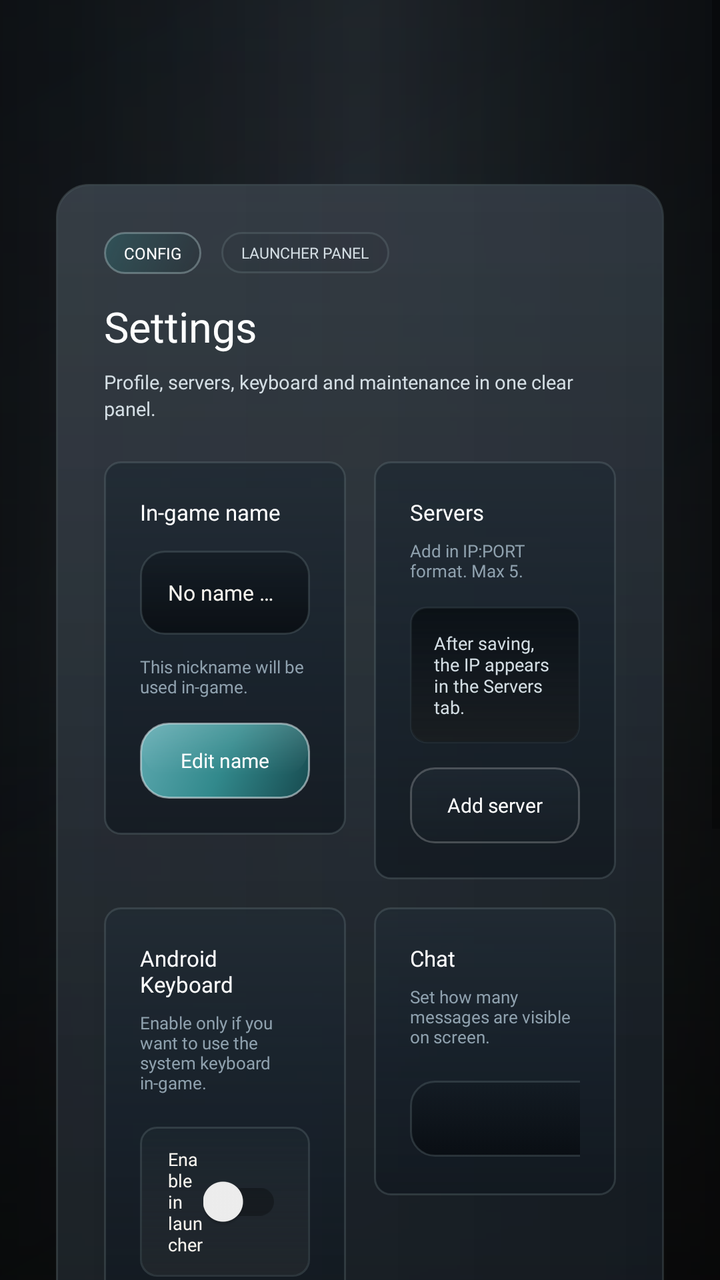
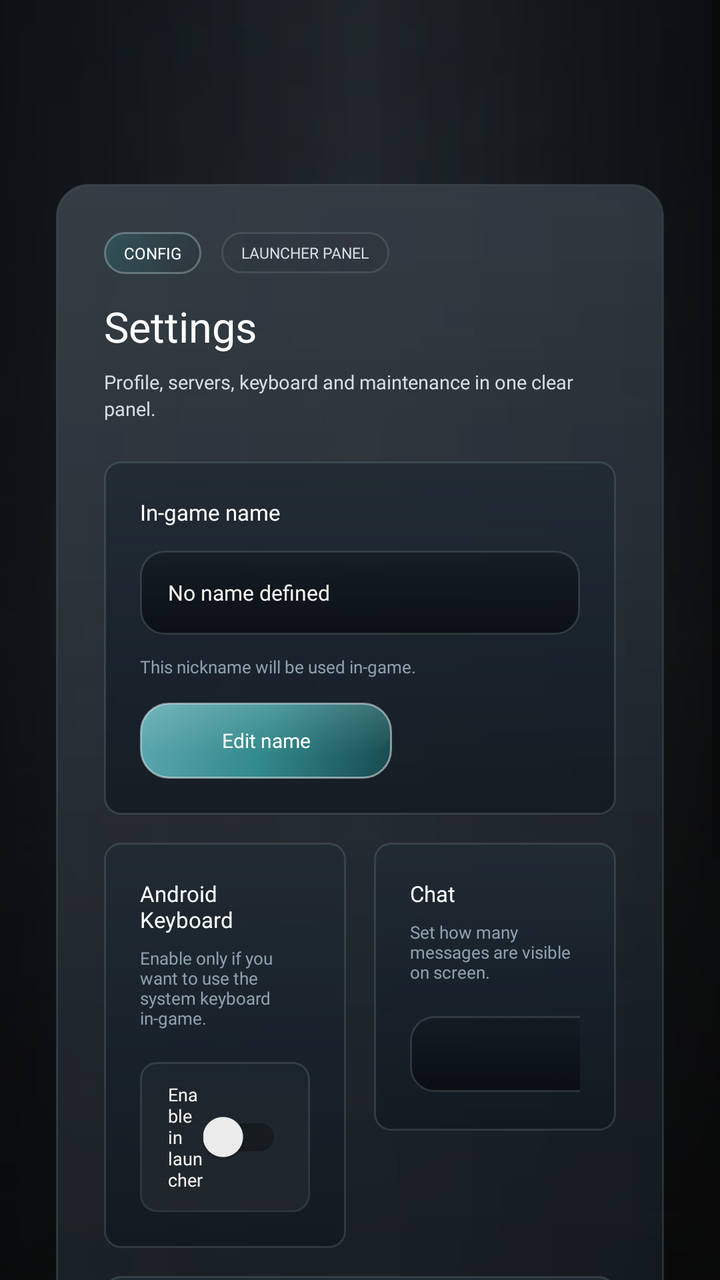

An Android layout rendered at two revisions. The XML below is the earlier revision; the diff shows what the commit changed to produce the second picture.
<!-- AndroidManifest.xml: application theme Theme.AppCompat.Light.NoActionBar.FullScreen -->
<!-- res/layout/fragment_settings.xml -->
<?xml version="1.0" encoding="utf-8"?>
<FrameLayout xmlns:android="http://schemas.android.com/apk/res/android"
    android:layout_width="match_parent"
    android:layout_height="match_parent">

    <View
        android:layout_width="match_parent"
        android:layout_height="match_parent"
        android:background="@drawable/home_overlay" />

    <ScrollView
        android:layout_width="match_parent"
        android:layout_height="match_parent"
        android:fillViewport="true">

        <LinearLayout
            android:layout_width="match_parent"
            android:layout_height="wrap_content"
            android:gravity="center_horizontal"
            android:orientation="vertical"
            android:paddingStart="28dp"
            android:paddingTop="92dp"
            android:paddingEnd="28dp"
            android:paddingBottom="20dp">

            <LinearLayout
                android:layout_width="match_parent"
                android:layout_height="wrap_content"
                android:background="@drawable/home_panel_surface"
                android:orientation="vertical"
                android:padding="24dp">

                <LinearLayout
                    android:layout_width="match_parent"
                    android:layout_height="wrap_content"
                    android:gravity="center_vertical"
                    android:orientation="horizontal">

                    <TextView
                        android:layout_width="wrap_content"
                        android:layout_height="wrap_content"
                        android:background="@drawable/home_news_badge"
                        android:fontFamily="@font/montserrat_bold"
                        android:paddingStart="10dp"
                        android:paddingTop="5dp"
                        android:paddingEnd="10dp"
                        android:paddingBottom="5dp"
                        android:text="Config"
                        android:textAllCaps="true"
                        android:textColor="@android:color/white"
                        android:textSize="8sp" />

                    <TextView
                        android:layout_width="wrap_content"
                        android:layout_height="wrap_content"
                        android:layout_marginStart="10dp"
                        android:background="@drawable/launcher_badge_outline"
                        android:fontFamily="@font/montserrat_bold"
                        android:paddingStart="10dp"
                        android:paddingTop="5dp"
                        android:paddingEnd="10dp"
                        android:paddingBottom="5dp"
                        android:text="LAUNCHER PANEL"
                        android:textAllCaps="true"
                        android:textColor="@color/launcher_text_secondary"
                        android:textSize="7.5sp" />
                </LinearLayout>

                <TextView
                    android:layout_width="wrap_content"
                    android:layout_height="wrap_content"
                    android:layout_marginTop="12dp"
                    android:fontFamily="@font/montserrat_black"
                    android:text="Settings"
                    android:textColor="@android:color/white"
                    android:textSize="21sp" />

                <TextView
                    android:layout_width="wrap_content"
                    android:layout_height="wrap_content"
                    android:layout_marginTop="7dp"
                    android:maxWidth="720dp"
                    android:fontFamily="@font/montserrat_medium"
                    android:lineSpacingExtra="2dp"
                    android:text="Profile, servers, keyboard and maintenance in one clear panel."
                    android:textColor="@color/launcher_text_secondary"
                    android:textSize="9.5sp" />

                <LinearLayout
                    android:layout_width="match_parent"
                    android:layout_height="wrap_content"
                    android:layout_marginTop="20dp"
                    android:orientation="horizontal">

                    <LinearLayout
                        android:layout_width="0dp"
                        android:layout_height="wrap_content"
                        android:layout_weight="1"
                        android:background="@drawable/home_server_card_surface"
                        android:gravity="top"
                        android:minHeight="156dp"
                        android:orientation="vertical"
                        android:padding="18dp">

                        <TextView
                            android:layout_width="wrap_content"
                            android:layout_height="wrap_content"
                            android:fontFamily="@font/montserrat_bold"
                            android:text="In-game name"
                            android:textColor="@android:color/white"
                            android:textSize="11sp" />

                        <TextView
                            android:id="@+id/player_name_value"
                            android:layout_width="match_parent"
                            android:layout_height="42dp"
                            android:layout_marginTop="12dp"
                            android:background="@drawable/launcher_field_surface_dark"
                            android:ellipsize="end"
                            android:fontFamily="@font/montserrat_bold"
                            android:gravity="center_vertical"
                            android:maxLines="1"
                            android:paddingStart="14dp"
                            android:paddingEnd="14dp"
                            android:text="No name defined"
                            android:textColor="@color/launcher_text_primary"
                            android:textSize="10.5sp" />

                        <TextView
                            android:layout_width="wrap_content"
                            android:layout_height="wrap_content"
                            android:layout_marginTop="10dp"
                            android:fontFamily="@font/montserrat_medium"
                            android:text="This nickname will be used in-game."
                            android:textColor="@color/launcher_text_muted"
                            android:textSize="8.5sp" />

                        <TextView
                            android:id="@+id/button_edit_profile"
                            android:layout_width="wrap_content"
                            android:layout_height="38dp"
                            android:layout_marginTop="12dp"
                            android:background="@drawable/home_server_select_button"
                            android:fontFamily="@font/montserrat_bold"
                            android:gravity="center"
                            android:minWidth="126dp"
                            android:paddingStart="18dp"
                            android:paddingEnd="18dp"
                            android:text="Edit name"
                            android:textColor="@android:color/white"
                            android:textSize="10sp" />
                    </LinearLayout>

                    <LinearLayout
                        android:layout_width="0dp"
                        android:layout_height="wrap_content"
                        android:layout_marginStart="14dp"
                        android:layout_weight="1"
                        android:background="@drawable/home_server_card_surface"
                        android:gravity="top"
                        android:minHeight="156dp"
                        android:orientation="vertical"
                        android:padding="18dp">

                        <TextView
                            android:layout_width="wrap_content"
                            android:layout_height="wrap_content"
                            android:fontFamily="@font/montserrat_bold"
                            android:text="Servers"
                            android:textColor="@android:color/white"
                            android:textSize="11sp" />

                        <TextView
                            android:layout_width="wrap_content"
                            android:layout_height="wrap_content"
                            android:layout_marginTop="6dp"
                            android:fontFamily="@font/montserrat_medium"
                            android:text="Add in IP:PORT format. Max 5."
                            android:textColor="@color/launcher_text_muted"
                            android:textSize="8.5sp" />

                        <TextView
                            android:layout_width="match_parent"
                            android:layout_height="wrap_content"
                            android:layout_marginTop="12dp"
                            android:background="@drawable/launcher_console_surface"
                            android:fontFamily="@font/montserrat_medium"
                            android:padding="12dp"
                            android:text="After saving, the IP appears in the Servers tab."
                            android:textColor="@color/launcher_text_secondary"
                            android:textSize="9sp" />

                        <TextView
                            android:id="@+id/button_add_server_shortcut"
                            android:layout_width="wrap_content"
                            android:layout_height="38dp"
                            android:layout_marginTop="12dp"
                            android:background="@drawable/home_action_secondary"
                            android:fontFamily="@font/montserrat_bold"
                            android:gravity="center"
                            android:minWidth="146dp"
                            android:paddingStart="18dp"
                            android:paddingEnd="18dp"
                            android:text="Add server"
                            android:textColor="@android:color/white"
                            android:textSize="10sp" />
                    </LinearLayout>
                </LinearLayout>

                <LinearLayout
                    android:layout_width="match_parent"
                    android:layout_height="wrap_content"
                    android:layout_marginTop="14dp"
                    android:orientation="horizontal">

                    <LinearLayout
                        android:layout_width="0dp"
                        android:layout_height="wrap_content"
                        android:layout_weight="1"
                        android:background="@drawable/home_server_card_surface"
                        android:minHeight="144dp"
                        android:orientation="vertical"
                        android:padding="18dp">

                        <TextView
                            android:layout_width="wrap_content"
                            android:layout_height="wrap_content"
                            android:fontFamily="@font/montserrat_bold"
                            android:text="Android Keyboard"
                            android:textColor="@android:color/white"
                            android:textSize="11sp" />

                        <TextView
                            android:layout_width="wrap_content"
                            android:layout_height="wrap_content"
                            android:layout_marginTop="6dp"
                            android:fontFamily="@font/montserrat_medium"
                            android:text="Enable only if you want to use the system keyboard in-game."
                            android:textColor="@color/launcher_text_muted"
                            android:textSize="8.5sp" />

                        <LinearLayout
                            android:layout_width="match_parent"
                            android:layout_height="wrap_content"
                            android:layout_marginTop="16dp"
                            android:background="@drawable/launcher_stat_tile"
                            android:gravity="center_vertical"
                            android:orientation="horizontal"
                            android:paddingStart="14dp"
                            android:paddingTop="10dp"
                            android:paddingEnd="14dp"
                            android:paddingBottom="10dp">

                            <TextView
                                android:layout_width="0dp"
                                android:layout_height="wrap_content"
                                android:layout_weight="1"
                                android:fontFamily="@font/montserrat_bold"
                                android:text="Enable in launcher"
                                android:textColor="@color/launcher_text_primary"
                                android:textSize="9sp" />

                            <androidx.appcompat.widget.SwitchCompat
                                android:id="@+id/keyboard_switch"
                                android:layout_width="wrap_content"
                                android:layout_height="wrap_content"
                                android:textOff=""
                                android:textOn="" />
                        </LinearLayout>
                    </LinearLayout>

                    <LinearLayout
                        android:layout_width="0dp"
                        android:layout_height="wrap_content"
                        android:layout_marginStart="14dp"
                        android:layout_weight="1"
                        android:background="@drawable/home_server_card_surface"
                        android:minHeight="144dp"
                        android:orientation="vertical"
                        android:padding="18dp">

                        <TextView
                            android:layout_width="wrap_content"
                            android:layout_height="wrap_content"
                            android:fontFamily="@font/montserrat_bold"
                            android:text="Chat"
                            android:textColor="@android:color/white"
                            android:textSize="11sp" />

                        <TextView
                            android:layout_width="wrap_content"
                            android:layout_height="wrap_content"
                            android:layout_marginTop="6dp"
                            android:fontFamily="@font/montserrat_medium"
                            android:text="Set how many messages are visible on screen."
                            android:textColor="@color/launcher_text_muted"
                            android:textSize="8.5sp" />

                        <Spinner
                            android:id="@+id/chat_count_select"
                            android:layout_width="136dp"
                            android:layout_height="38dp"
                            android:layout_marginTop="16dp"
                            android:background="@drawable/style_spinner" />
                    </LinearLayout>
                </LinearLayout>

                <LinearLayout
                    android:layout_width="match_parent"
                    android:layout_height="wrap_content"
                    android:layout_marginTop="14dp"
                    android:background="@drawable/home_server_card_surface"
                    android:minHeight="112dp"
                    android:orientation="vertical"
                    android:padding="18dp">

                    <TextView
                        android:layout_width="wrap_content"
                        android:layout_height="wrap_content"
                        android:fontFamily="@font/montserrat_bold"
                        android:text="VoIP"
                        android:textColor="@android:color/white"
                        android:textSize="11sp" />

                    <TextView
                        android:layout_width="wrap_content"
                        android:layout_height="wrap_content"
                        android:layout_marginTop="6dp"
                        android:fontFamily="@font/montserrat_medium"
                        android:text="Toggle microphone/voice chat saved in settings.ini."
                        android:textColor="@color/launcher_text_muted"
                        android:textSize="8.5sp" />

                    <LinearLayout
                        android:layout_width="match_parent"
                        android:layout_height="wrap_content"
                        android:layout_marginTop="14dp"
                        android:background="@drawable/launcher_stat_tile"
                        android:gravity="center_vertical"
                        android:orientation="horizontal"
                        android:paddingStart="14dp"
                        android:paddingTop="10dp"
                        android:paddingEnd="14dp"
                        android:paddingBottom="10dp">

                        <TextView
                            android:layout_width="0dp"
                            android:layout_height="wrap_content"
                            android:layout_weight="1"
                            android:fontFamily="@font/montserrat_bold"
                            android:text="Voice chat enabled"
                            android:textColor="@color/launcher_text_primary"
                            android:textSize="9sp" />

                        <androidx.appcompat.widget.SwitchCompat
                            android:id="@+id/voip_switch"
                            android:layout_width="wrap_content"
                            android:layout_height="wrap_content"
                            android:textOff=""
                            android:textOn="" />
                    </LinearLayout>
                </LinearLayout>

                <LinearLayout
                    android:layout_width="match_parent"
                    android:layout_height="wrap_content"
                    android:layout_marginTop="14dp"
                    android:background="@drawable/home_server_card_surface"
                    android:orientation="vertical"
                    android:padding="18dp">

                    <TextView
                        android:layout_width="wrap_content"
                        android:layout_height="wrap_content"
                        android:fontFamily="@font/montserrat_bold"
                        android:text="Maintenance"
                        android:textColor="@android:color/white"
                        android:textSize="11sp" />

                    <TextView
                        android:layout_width="wrap_content"
                        android:layout_height="wrap_content"
                        android:layout_marginTop="6dp"
                        android:maxWidth="620dp"
                        android:fontFamily="@font/montserrat_medium"
                        android:text="Restart the launcher flow and re-download everything if needed."
                        android:textColor="@color/launcher_text_muted"
                        android:textSize="8.5sp" />

                    <TextView
                        android:id="@+id/button_reinstall"
                        android:layout_width="wrap_content"
                        android:layout_height="38dp"
                        android:layout_marginTop="14dp"
                        android:background="@drawable/home_action_secondary"
                        android:fontFamily="@font/montserrat_bold"
                        android:gravity="center"
                        android:minWidth="148dp"
                        android:paddingStart="18dp"
                        android:paddingEnd="18dp"
                        android:text="Reinstall game"
                        android:textColor="@android:color/white"
                        android:textSize="10sp" />
                </LinearLayout>
            </LinearLayout>
        </LinearLayout>
    </ScrollView>

</FrameLayout>
<!-- resources referenced by this layout -->
<resources>
  <color name="launcher_text_muted">#8FA1AE</color>
  <color name="launcher_text_primary">#F7F4EE</color>
  <color name="launcher_text_secondary">#D4DEE4</color>
  <!-- drawable home_action_secondary (drawable) -->
  <?xml version="1.0" encoding="utf-8"?>
  <shape xmlns:android="http://schemas.android.com/apk/res/android"
      android:shape="rectangle">
      <gradient
          android:angle="270"
          android:startColor="#2E344450"
          android:endColor="#151A222A" />
      <corners android:radius="12dp" />
      <stroke
          android:width="1dp"
          android:color="#36FFFFFF" />
  </shape>
  <!-- drawable home_news_badge (drawable) -->
  <?xml version="1.0" encoding="utf-8"?>
  <shape xmlns:android="http://schemas.android.com/apk/res/android"
      android:shape="rectangle">
      <gradient
          android:angle="315"
          android:startColor="#6C2D6F73"
          android:endColor="#33192325" />
      <corners android:radius="10dp" />
      <stroke
          android:width="1dp"
          android:color="#5DBBD4D5" />
  </shape>
  <!-- drawable launcher_badge_outline (drawable) -->
  <?xml version="1.0" encoding="utf-8"?>
  <shape xmlns:android="http://schemas.android.com/apk/res/android"
      android:shape="rectangle">
      <gradient
          android:angle="0"
          android:startColor="#221D2931"
          android:endColor="#120D1218" />
      <corners android:radius="10dp" />
      <stroke
          android:width="1dp"
          android:color="@color/launcher_border_soft" />
  </shape>
  <!-- drawable launcher_console_surface (drawable) -->
  <?xml version="1.0" encoding="utf-8"?>
  <layer-list xmlns:android="http://schemas.android.com/apk/res/android">
      <item>
          <shape android:shape="rectangle">
              <gradient
                  android:angle="270"
                  android:startColor="#EC090F14"
                  android:centerColor="#D6070C11"
                  android:endColor="#C0030609" />
              <corners android:radius="8dp" />
              <stroke
                  android:width="1dp"
                  android:color="#315B6970" />
          </shape>
      </item>
      <item
          android:left="1dp"
          android:top="1dp"
          android:right="1dp"
          android:bottom="1dp">
          <shape android:shape="rectangle">
              <gradient
                  android:angle="90"
                  android:startColor="#10FFFFFF"
                  android:endColor="#00FFFFFF" />
              <corners android:radius="7dp" />
          </shape>
      </item>
  </layer-list>
  <!-- drawable launcher_field_surface_dark (drawable) -->
  <?xml version="1.0" encoding="utf-8"?>
  <shape xmlns:android="http://schemas.android.com/apk/res/android"
      android:shape="rectangle">
      <gradient
          android:angle="270"
          android:startColor="#C9121A22"
          android:endColor="#D2070B0F" />
      <corners android:radius="12dp" />
      <stroke
          android:width="1dp"
          android:color="@color/launcher_border_soft" />
  </shape>
  <style name="Theme.AppCompat.Light.NoActionBar.FullScreen" parent="@style/Theme.AppCompat.Light.NoActionBar">
          <item name="android:windowNoTitle">true</item>
          <item name="android:windowActionBar">false</item>
          <item name="android:windowFullscreen">true</item>
          <item name="android:windowContentOverlay">@null</item>
          <item name="android:windowLayoutInDisplayCutoutMode">shortEdges</item>
      </style>
  <color name="launcher_panel_top">#E71B242D</color>
  <color name="launcher_panel_bottom">#D00A0F14</color>
  <color name="launcher_border_soft">#42798A91</color>
  <color name="launcher_card_top">#DA202A33</color>
  <color name="launcher_card_bottom">#C010171E</color>
  <color name="launcher_accent_teal">#32898C</color>
  <color name="launcher_accent_teal_dark">#174A4F</color>
  <!-- unchanged entries left out for length: 7 -->
</resources>

<!-- the commit's change to res/layout/fragment_settings.xml (unified diff, before → after) -->
@@ -93,9 +93,8 @@
                     android:orientation="horizontal">
 
                     <LinearLayout
-                        android:layout_width="0dp"
-                        android:layout_height="wrap_content"
-                        android:layout_weight="1"
+                        android:layout_width="match_parent"
+                        android:layout_height="wrap_content"
                         android:background="@drawable/home_server_card_surface"
                         android:gravity="top"
                         android:minHeight="156dp"
@@ -151,60 +150,6 @@
                             android:textSize="10sp" />
                     </LinearLayout>
 
-                    <LinearLayout
-                        android:layout_width="0dp"
-                        android:layout_height="wrap_content"
-                        android:layout_marginStart="14dp"
-                        android:layout_weight="1"
-                        android:background="@drawable/home_server_card_surface"
-                        android:gravity="top"
-                        android:minHeight="156dp"
-                        android:orientation="vertical"
-                        android:padding="18dp">
-
-                        <TextView
-                            android:layout_width="wrap_content"
-                            android:layout_height="wrap_content"
-                            android:fontFamily="@font/montserrat_bold"
-                            android:text="Servers"
-                            android:textColor="@android:color/white"
-                            android:textSize="11sp" />
-
-                        <TextView
-                            android:layout_width="wrap_content"
-                            android:layout_height="wrap_content"
-                            android:layout_marginTop="6dp"
-                            android:fontFamily="@font/montserrat_medium"
-                            android:text="Add in IP:PORT format. Max 5."
-                            android:textColor="@color/launcher_text_muted"
-                            android:textSize="8.5sp" />
-
-                        <TextView
-                            android:layout_width="match_parent"
-                            android:layout_height="wrap_content"
-                            android:layout_marginTop="12dp"
-                            android:background="@drawable/launcher_console_surface"
-                            android:fontFamily="@font/montserrat_medium"
-                            android:padding="12dp"
-                            android:text="After saving, the IP appears in the Servers tab."
-                            android:textColor="@color/launcher_text_secondary"
-                            android:textSize="9sp" />
-
-                        <TextView
-                            android:id="@+id/button_add_server_shortcut"
-                            android:layout_width="wrap_content"
-                            android:layout_height="38dp"
-                            android:layout_marginTop="12dp"
-                            android:background="@drawable/home_action_secondary"
-                            android:fontFamily="@font/montserrat_bold"
-                            android:gravity="center"
-                            android:minWidth="146dp"
-                            android:paddingStart="18dp"
-                            android:paddingEnd="18dp"
-                            android:text="Add server"
-                            android:textColor="@android:color/white"
-                            android:textSize="10sp" />
-                    </LinearLayout>
                 </LinearLayout>
 
                 <LinearLayout
<!-- resource entries referenced after the edit -->
@@ -42,36 +42,6 @@
           android:width="1dp"
           android:color="@color/launcher_border_soft" />
   </shape>
-  <!-- drawable launcher_console_surface (drawable) -->
-  <?xml version="1.0" encoding="utf-8"?>
-  <layer-list xmlns:android="http://schemas.android.com/apk/res/android">
-      <item>
-          <shape android:shape="rectangle">
-              <gradient
-                  android:angle="270"
-                  android:startColor="#EC090F14"
-                  android:centerColor="#D6070C11"
-                  android:endColor="#C0030609" />
-              <corners android:radius="8dp" />
-              <stroke
-                  android:width="1dp"
-                  android:color="#315B6970" />
-          </shape>
-      </item>
-      <item
-          android:left="1dp"
-          android:top="1dp"
-          android:right="1dp"
-          android:bottom="1dp">
-          <shape android:shape="rectangle">
-              <gradient
-                  android:angle="90"
-                  android:startColor="#10FFFFFF"
-                  android:endColor="#00FFFFFF" />
-              <corners android:radius="7dp" />
-          </shape>
-      </item>
-  </layer-list>
   <!-- drawable launcher_field_surface_dark (drawable) -->
   <?xml version="1.0" encoding="utf-8"?>
   <shape xmlns:android="http://schemas.android.com/apk/res/android"
